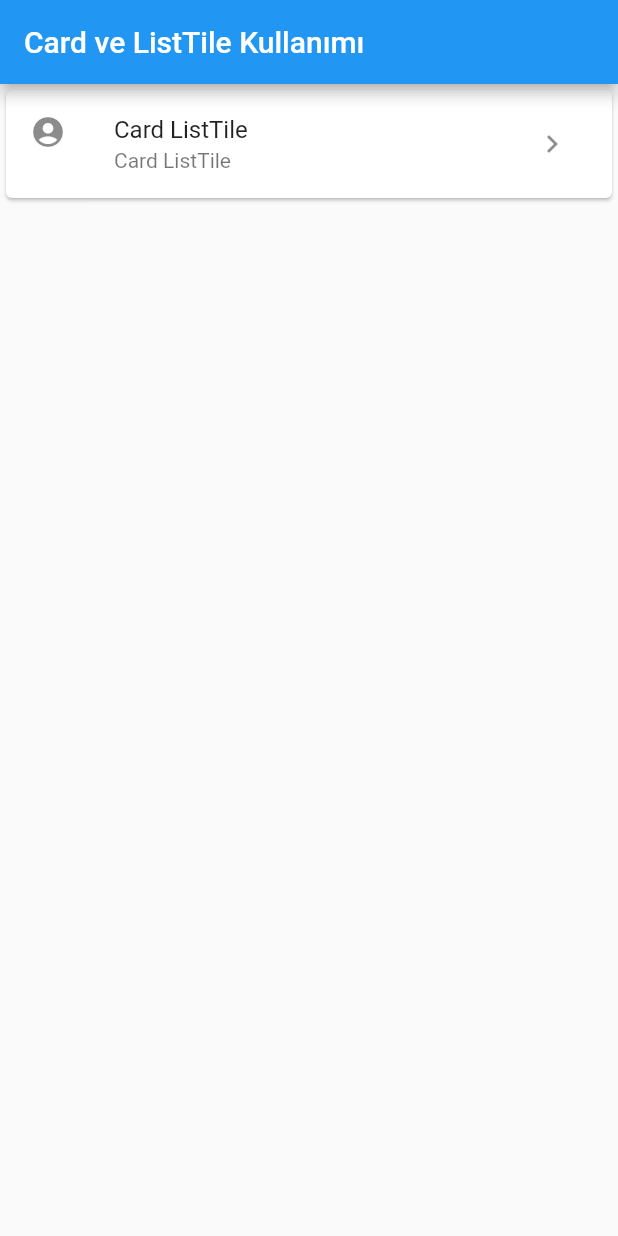
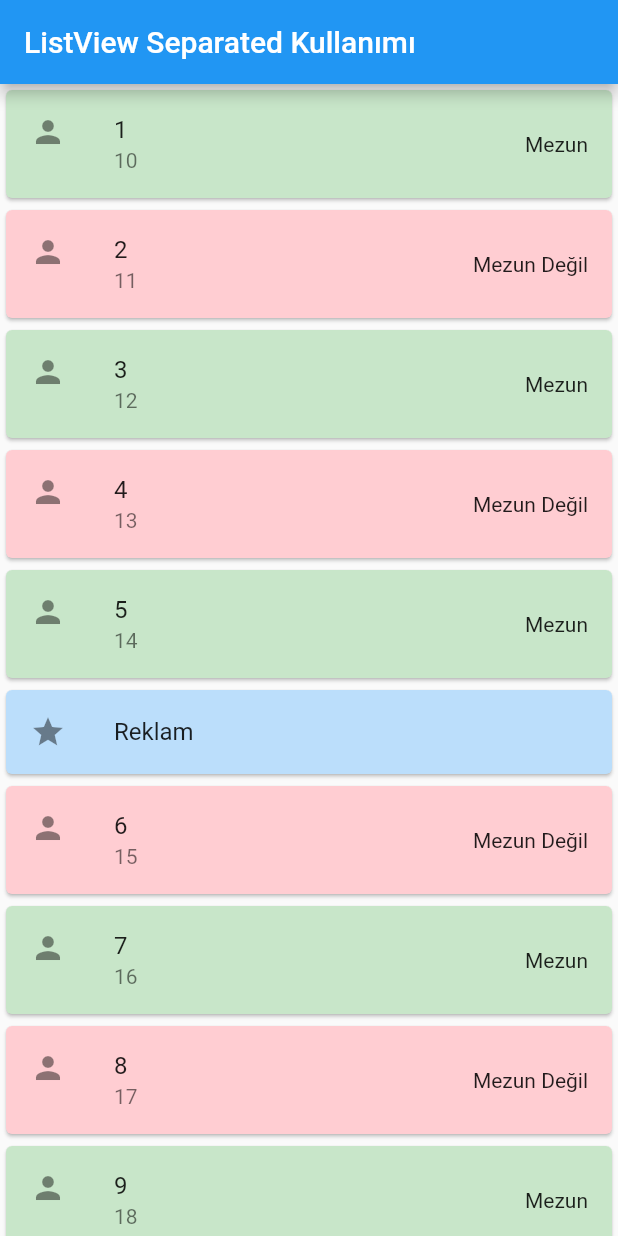
Before and after one commit to yamisagi/flutter_samples, a Flutter app: the screen it shows after launch, on a phone screen of 412 x 824 dp. Run offline on Flutter 3.47's test engine with Material 2 defaults, Android fonts, the phone set to English and light mode, and no system bars.

Commit message:
lesson3 updated

```diff
--- /dev/null
+++ b/lib/basic_widgets/lesson3/listview_builder_separated/listview_builder_learn.dart
@@ -0,0 +1,67 @@
+import 'package:flutter/material.dart';
+
+/// * ListView.builder() tıpkı ListView gibi aynı özelliklere sahiptir.
+/// * Fakat büyük boyutlu listeler, elemanlar ile çalışırken daha performanslı çalışır.
+/// * Bunun nedeni ise içerisindeki builder her bir render edeceği eleman için teker teker çalışır,
+/// * Ve bu da kullanılmayan elemanların bellekte yer kaplamamasına, ekranda görüneceği zaman builder ile oluşturulmasına neden olur.
+
+class ListViewBuilderLearn extends StatelessWidget {
+  const ListViewBuilderLearn({Key? key}) : super(key: key);
+
+  @override
+  Widget build(BuildContext context) {
+    /// Tekrardan bir model liste oluşturuyoruz.
+    List<Student> items = List.generate(
+      500,
+      (index) => Student(
+        name: '${index + 1}',
+        age: index > 50 ? index ~/ 10 : index + 10,
+        grade: index % 2 == 0 ? true : false,
+      ),
+    );
+    return Scaffold(
+      appBar: AppBar(
+        title: const Text('ListView Builder Kullanımı'),
+      ),
+      body: ListView.builder(
+        itemBuilder: (context, index) {
+          /// Önce çirkin bir görüntü olmaması için item listemizin o anki indexisini bir değişkende tutuyoruz.
+          Student student = items[index];
+          return Card(
+            /// Bu şekilde bir kullanım ile efektif bir şekilde ListView.builder() kullanımı yapılabilir.
+            /// -------------------------------------------------------------------------------------------
+            /// Card Widgetin Color'unu grade Student class'tan türettiğimiz nesnenin grade property'si true ise yeşil değilse kırmızı olarak ayarlıyoruz.
+            color: student.grade ? Colors.green.shade100 : Colors.red.shade100,
+            child: ListTile(
+              leading: const Icon(Icons.person),
+
+              /// O anki indexin adı
+              title: Text(student.name),
+
+              /// O anki indexin yaşı
+              subtitle: Text(student.age.toString()),
+
+              /// Ve o anki indexin grade property'si true ise "Mezun" değilse "Mezun Değil" yazdırıyoruz.
+              trailing: Text(student.grade ? "Mezun" : "Mezun Değil"),
+            ),
+          );
+        },
+
+        /// Burda itemCount değerine oluşturulacak liste eleman sayısını veriyoruz.
+        itemCount: items.length,
+      ),
+    );
+  }
+}
+
+/// * Bir model sınıfı oluşturduk ve bu modeli liste içinde kullanacağız.
+class Student {
+  final String name;
+  final int age;
+  final bool grade;
+  const Student({
+    required this.name,
+    required this.age,
+    required this.grade,
+  });
+}
--- /dev/null
+++ b/lib/basic_widgets/lesson3/listview_builder_separated/listview_separated_learn.dart
@@ -0,0 +1,85 @@
+import 'package:flutter/material.dart';
+
+/// * ListView.separated() tıpkı ListView.builder() gibi aynı özelliklere sahiptir.
+/// * Tek farkı separatorBuilder ile liste elemanlarının arasında ,
+/// * Belki bir uygulama yapıyorsak bir reklam, boşluk vb. yapılar kullanabiliriz.
+
+class ListViewSeparatedLearn extends StatelessWidget {
+  const ListViewSeparatedLearn({Key? key}) : super(key: key);
+
+  @override
+  Widget build(BuildContext context) {
+    /// Tekrardan bir model liste oluşturuyoruz.
+    List<Student> items = List.generate(
+      500,
+      (index) => Student(
+        name: '${index + 1}',
+        age: index > 50 ? index ~/ 10 : index + 10,
+        grade: index % 2 == 0 ? true : false,
+      ),
+    );
+    return Scaffold(
+      appBar: AppBar(
+        title: const Text('ListView Separated Kullanımı'),
+      ),
+      body: ListView.separated(
+        itemBuilder: (context, index) {
+          /// Önce çirkin bir görüntü olmaması için item listemizin o anki indexisini bir değişkende tutuyoruz.
+          Student student = items[index];
+          return Card(
+            /// Bu şekilde bir kullanım ile efektif bir şekilde ListView.separated() kullanımı yapılabilir.
+            /// -------------------------------------------------------------------------------------------
+            /// Card Widgetin Color'unu grade Student class'tan türettiğimiz nesnenin grade property'si true ise yeşil değilse kırmızı olarak ayarlıyoruz.
+            color: student.grade ? Colors.green.shade100 : Colors.red.shade100,
+            child: ListTile(
+              leading: const Icon(Icons.person),
+
+              /// O anki indexin adı
+              title: Text(student.name),
+
+              /// O anki indexin yaşı
+              subtitle: Text(student.age.toString()),
+
+              /// Ve o anki indexin grade property'si true ise "Mezun" değilse "Mezun Değil" yazdırıyoruz.
+              trailing: Text(student.grade ? "Mezun" : "Mezun Değil"),
+            ),
+          );
+        },
+
+        /// Burda itemCount değerine oluşturulacak liste eleman sayısını veriyoruz.
+        /// itemCount oluşturulmasını istediğimiz kadar bize item oluşturur.
+        /// Yani illa 5000 itemli bir listemiz var diye 5000 adet item oluşturmak zorunda değiliz.
+        itemCount: items.length,
+        separatorBuilder: (context, index) {
+          /// Örneğin her 5 elemandan birinde bir boşluk ekleyerek liste elemanlarının arasında reklam gösterilebilir.
+          /// Burda ++index gibi bir yapı kullanmamızın nedeni,
+          /// index bildiğimiz üzere 0'dan başladığı için ++ ile önce değerini 1 artırıp sonra modunu almak istiyoruz ki doğru bir şekilde
+          /// Reklam konumlansın.
+          if (++index % 5 == 0) {
+            return Card(
+              color: Colors.blue.shade100,
+              child: const ListTile(
+                leading: Icon(Icons.star),
+                title: Text('Reklam'),
+              ),
+            );
+          }
+
+          return Container();
+        },
+      ),
+    );
+  }
+}
+
+/// * Bir model sınıfı oluşturduk ve bu modeli liste içinde kullanacağız.
+class Student {
+  final String name;
+  final int age;
+  final bool grade;
+  const Student({
+    required this.name,
+    required this.age,
+    required this.grade,
+  });
+}
--- a/lib/main.dart
+++ b/lib/main.dart
@@ -1,6 +1,7 @@
 import 'package:flutter/material.dart';
 
-import 'basic_widgets/lesson3/card_listtile/card_listtile_learn.dart';
+import 'basic_widgets/lesson3/listview_builder_separated/listview_builder_learn.dart';
+import 'basic_widgets/lesson3/listview_builder_separated/listview_separated_learn.dart';
 
 void main() => runApp(const CourseApp());
 
@@ -11,7 +12,7 @@ class CourseApp extends StatelessWidget {
     String title = 'This will take 92 hours.';
     return MaterialApp(
       title: title,
-      home: const CardListTileLearn(),
+      home: const ListViewSeparatedLearn(),
     );
   }
 }
```
Also changed, not shown: lib/basic_widgets/lesson3/singlechild_ve_listview/listview_learn.dart (added, +58 -0 lines), lib/basic_widgets/lesson3/singlechild_ve_listview/singlechild_scrollview.dart (added, +50 -0 lines), 1 other file.
